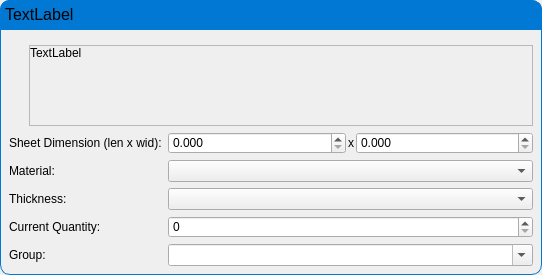
TheCodingJsoftware/Invigo, file ui/add_item_dialog_price_of_steel.ui: the form before one commit.
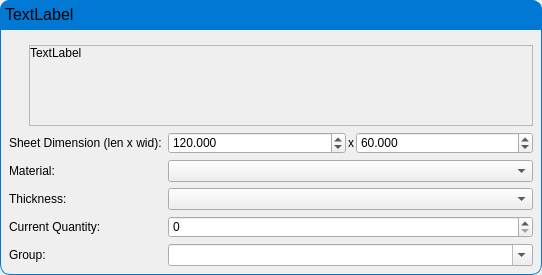
The form after the commit.

The edit to the form file:
```diff
--- a/ui/add_item_dialog_price_of_steel.ui
+++ b/ui/add_item_dialog_price_of_steel.ui
@@ -281,6 +281,9 @@
               <property name="maximum">
                <double>9999999.000000000000000</double>
               </property>
+              <property name="value">
+               <double>120.000000000000000</double>
+              </property>
              </widget>
             </item>
             <item>
@@ -307,6 +310,9 @@
               <property name="maximum">
                <double>9999999.000000000000000</double>
               </property>
+              <property name="value">
+               <double>60.000000000000000</double>
+              </property>
              </widget>
             </item>
            </layout>
```
